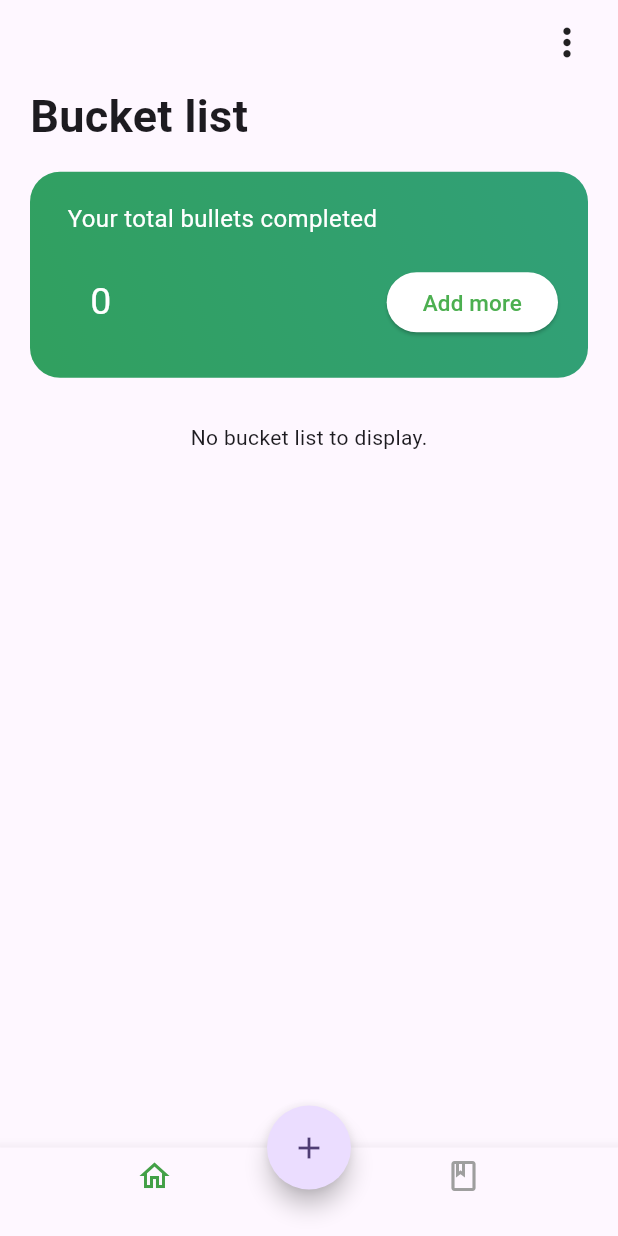
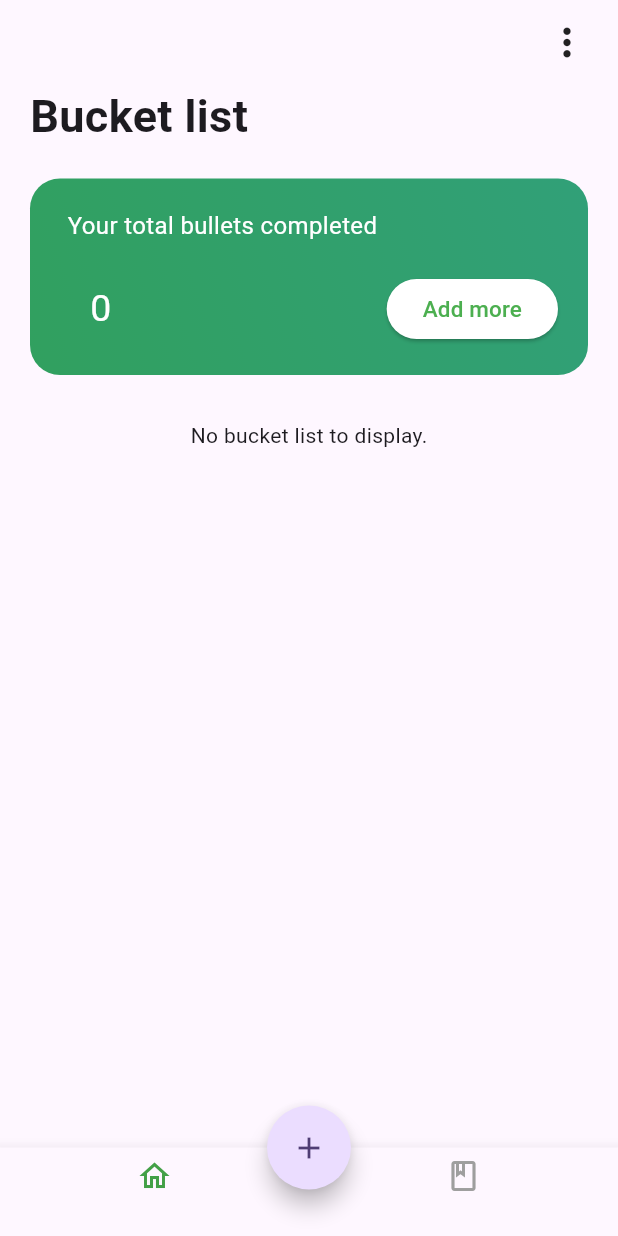
Before and after one commit to JustChung/PicBucket, a Flutter app: the screen it shows once a user with an empty profile is signed in, on a phone screen of 412 x 824 dp. Run offline on Flutter 3.47's test engine with Material 3 defaults, Android fonts, the phone set to English and light mode, and no system bars; our stand-ins replace camera, cloud_firestore, firebase_auth, firebase_core, firebase_storage, fluttertoast; accounts and stored records are empty.

Commit message:
removed unnecessary expanded()

```diff
--- a/lib/home_page.dart
+++ b/lib/home_page.dart
@@ -103,9 +103,7 @@ class _HomePageState extends State<HomePage> {
         child: Column(
           mainAxisAlignment: MainAxisAlignment.start,
           children: <Widget>[
-            Expanded(
-              flex: 5,
-              child: Padding(
+            Padding(
               padding: const EdgeInsets.only(left: 20.0),
               child: Align(
                 alignment: Alignment.topLeft,
@@ -118,10 +116,6 @@ class _HomePageState extends State<HomePage> {
                 ),
               ),
             ),
-            ),
-            Expanded (
-              flex: 23,
-              child:
             Container(
               margin: const EdgeInsets.all(20.0),
               decoration: BoxDecoration(
@@ -211,9 +205,8 @@ class _HomePageState extends State<HomePage> {
                   ],
                 ),
             ),
-            ),
             Expanded(
-                flex: 64,
+                flex: 1,
                 child: Tasks()
             )
           ],
```
Lines whose indentation alone changed are shown as unchanged.
